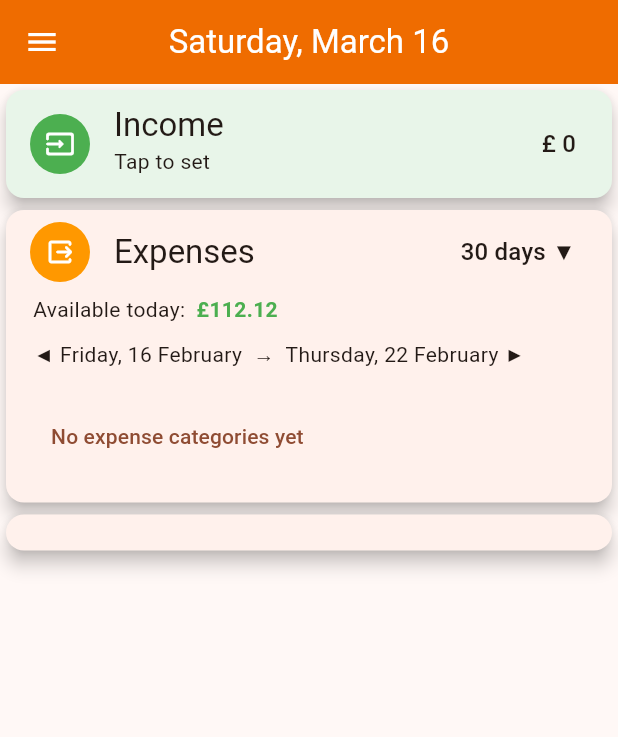
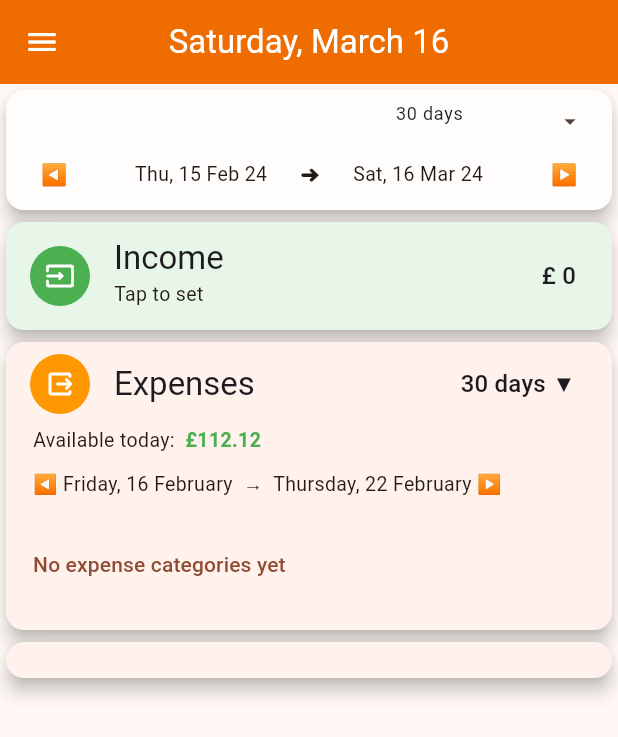
Before and after one commit to stivlo/budget, a Flutter app: the screen it shows after launch, after a tap on "USD", after a tap on the "arrow drop up" icon, after a tap on "Next >", on a phone screen of 412 x 824 dp. Shown: the top 737 px of the screen. Run offline on Flutter 3.47's test engine with Material 3 defaults, Android fonts, the phone set to English and light mode, and no system bars; our stand-ins replace shared_preferences; missing offline and left inert: workmanager.

Commit message:
added unit tests, date range class & provider, implemented date range widget

```diff
--- a/lib/helper/date_time_helper.dart
+++ b/lib/helper/date_time_helper.dart
@@ -1,7 +1,15 @@
 import 'package:intl/intl.dart';
 
 class DateTimeHelper {
-  static String formattedDate() => DateFormat.MMMMEEEEd().format(DateTime.now());
+  static String formattedLongDateNow() => DateFormat.MMMMEEEEd().format(DateTime.now());
+
+  static String formattedShortDate(DateTime date) {
+    final formatter = DateFormat('E, d MMM yy');
+    return formatter.format(date);
+  }
+
+  static String formattedIsoDate(DateTime date) =>
+      date.toIso8601String().substring(0, 10);
 
   static String formattedTime() => DateFormat.Hms().format(DateTime.now());
 }
--- a/lib/main.dart
+++ b/lib/main.dart
@@ -1,6 +1,7 @@
 import 'dart:convert';
 
 import 'package:budget/provider/currency_provider.dart';
+import 'package:budget/provider/date_range_provider.dart';
 import 'package:flutter/material.dart';
 import 'package:provider/provider.dart';
 import 'package:shared_preferences/shared_preferences.dart';
@@ -55,6 +56,7 @@ class MyApp extends StatelessWidget {
   Widget build(BuildContext context) => MultiProvider(
         providers: [
           ChangeNotifierProvider(create: (ctx) => CurrencyProvider()),
+          ChangeNotifierProvider(create: (ctx) => DateRangeProvider()),
         ],
         child: Consumer<CurrencyProvider>(
           builder: (ctx, currencyProvider, _) => MaterialApp(
@@ -95,9 +97,20 @@ class MyApp extends StatelessWidget {
         colorScheme: ColorScheme.fromSeed(seedColor: Colors.orange.shade900),
         useMaterial3: true,
         elevatedButtonTheme: elevatedButtonThemeData(context),
+        textButtonTheme: textButtonThemeData(context),
+        textTheme: ThemeData.light().textTheme.copyWith(
+              bodyMedium: const TextStyle(fontSize: 13),
+            ),
         appBarTheme: AppBarTheme(
           backgroundColor: Colors.orange.shade800,
           titleTextStyle: const TextStyle(fontSize: 22),
+        ),
+      );
+
+  TextButtonThemeData textButtonThemeData(BuildContext context) =>
+      const TextButtonThemeData(
+        style: ButtonStyle(
+          padding: MaterialStatePropertyAll(EdgeInsets.zero),
         ),
       );
 
--- /dev/null
+++ b/lib/model/date_range.dart
@@ -0,0 +1,39 @@
+import 'package:flutter/material.dart';
+
+class DateRange {
+  DateRange({this.durationDays = 30, DateTime? endDate})
+      : endDate = endDate ?? DateUtils.dateOnly(DateTime.now());
+
+  int durationDays;
+  DateTime endDate;
+
+  DateTime get beginDate => endDate.subtract(Duration(days: durationDays));
+
+  DateRange get withPreviousRange => DateRange(
+      durationDays: durationDays,
+      endDate: endDate.subtract(Duration(days: durationDays)));
+
+  DateRange get withNextRange => DateRange(
+      durationDays: durationDays, endDate: endDate.add(Duration(days: durationDays)));
+
+  DateRange withDurationDays(int durationDays) =>
+      DateRange(durationDays: durationDays, endDate: endDate);
+
+  @override
+  bool operator ==(Object other) {
+    if (identical(this, other)) {
+      return true;
+    }
+    if (other is DateRange) {
+      return durationDays == other.durationDays && endDate == other.endDate;
+    }
+    return false;
+  }
+
+  @override
+  int get hashCode => durationDays.hashCode ^ endDate.hashCode;
+
+  @override
+  String toString() =>
+      'DateRange{durationDays: $durationDays, beginDate: $beginDate, endDate: $endDate}';
+}
--- /dev/null
+++ b/lib/provider/date_range_provider.dart
@@ -0,0 +1,39 @@
+import 'package:flutter/material.dart';
+
+import '../model/date_range.dart';
+
+class DateRangeProvider with ChangeNotifier {
+  DateRangeProvider()
+      : dateRange = DateRange(
+          durationDays: 30,
+          endDate: DateTime.now(),
+        );
+
+  DateRange dateRange;
+
+  DateRange get range => dateRange;
+
+  DateTime get beginDate => dateRange.beginDate;
+
+  DateTime get endDate => dateRange.endDate;
+
+  int get durationDays => dateRange.durationDays;
+
+  DateRange get nextRange {
+    dateRange = dateRange.withNextRange;
+    notifyListeners();
+    return dateRange;
+  }
+
+  DateRange get previousRange {
+    dateRange = dateRange.withPreviousRange;
+    notifyListeners();
+    return dateRange;
+  }
+
+  DateRange withDurationDays(int durationDays) {
+    dateRange = dateRange.withDurationDays(durationDays);
+    notifyListeners();
+    return dateRange;
+  }
+}
--- a/lib/screen/home_screen.dart
+++ b/lib/screen/home_screen.dart
@@ -1,5 +1,6 @@
 import 'package:budget/helper/date_time_helper.dart';
 import 'package:budget/widget/cron_test.dart';
+import 'package:budget/widget/date_range_widget.dart';
 import 'package:budget/widget/expenses_home.dart';
 import 'package:budget/widget/income_home.dart';
 import 'package:flutter/material.dart';
@@ -19,12 +20,13 @@ class HomeScreen extends StatelessWidget {
     return Scaffold(
         appBar: AppBar(
           leading: const PopupMenu(),
-          title: Text(DateTimeHelper.formattedDate()),
+          title: Text(DateTimeHelper.formattedLongDateNow()),
           centerTitle: true,
         ),
         body: const SingleChildScrollView(
           child: Column(
             children: [
+              DateRangeWidget(),
               IncomeHome(),
               ExpensesHome(),
               CronTest(),
--- /dev/null
+++ b/lib/widget/date_range_widget.dart
@@ -0,0 +1,94 @@
+import 'package:budget/helper/date_time_helper.dart';
+import 'package:budget/provider/date_range_provider.dart';
+import 'package:flutter/material.dart';
+import 'package:provider/provider.dart';
+
+import '../model/date_range.dart';
+
+class DateRangeWidget extends StatefulWidget {
+  const DateRangeWidget({super.key});
+
+  @override
+  State<DateRangeWidget> createState() => _DateRangeWidgetState();
+}
+
+class _DateRangeWidgetState extends State<DateRangeWidget> {
+  DateRange dateRange = DateRange();
+
+  @override
+  Widget build(BuildContext context) {
+    return Card(
+        elevation: 5,
+        surfaceTintColor: const Color(0xFFFFE5E5),
+        color: Colors.white,
+        child: Consumer<DateRangeProvider>(
+            builder: (ctx, dateRangeProvider, _) => Column(
+                  crossAxisAlignment: CrossAxisAlignment.end,
+                  children: [
+                    buildDropdownMenu(dateRangeProvider),
+                    Row(
+                      mainAxisAlignment: MainAxisAlignment.spaceBetween,
+                      children: [
+                        TextButton(
+                            onPressed: () {
+                              setState(() {
+                                dateRange = dateRangeProvider.previousRange;
+                              });
+                            },
+                            child: const Text('◀')),
+                        Text(DateTimeHelper.formattedShortDate(dateRange.beginDate)),
+                        const Text('➜'),
+                        Text(DateTimeHelper.formattedShortDate(dateRange.endDate)),
+                        TextButton(
+                            onPressed: () {
+                              setState(() {
+                                dateRange = dateRangeProvider.nextRange;
+                              });
+                            },
+                            child: const Text('▶')),
+                      ],
+                    ),
+                  ],
+                )));
+  }
+
+  DropdownMenu<int> buildDropdownMenu(DateRangeProvider dateRangeProvider) {
+    return DropdownMenu<int>(
+      initialSelection: 30,
+      requestFocusOnTap: false,
+      enableSearch: false,
+      enableFilter: false,
+      textStyle: const TextStyle(fontSize: 12),
+      inputDecorationTheme: InputDecorationTheme(
+        isDense: true,
+        contentPadding: const EdgeInsets.symmetric(horizontal: 4),
+        constraints: BoxConstraints.tight(const Size.fromHeight(32)),
+        border: InputBorder.none,
+      ),
+      onSelected: (durationDays) {
+        if (durationDays != null) {
+          setState(() {
+            dateRange = dateRangeProvider.withDurationDays(durationDays);
+          });
+        }
+      },
+      menuStyle: MenuStyle(
+        surfaceTintColor: MaterialStateProperty.resolveWith((states) => Colors.white),
+      ),
+      dropdownMenuEntries: [7, 15, 30, 60, 90, 180, 365]
+          .map<DropdownMenuEntry<int>>(
+            (int days) => DropdownMenuEntry<int>(
+                value: days,
+                label: '$days days',
+                style: ButtonStyle(
+                  backgroundColor:
+                      MaterialStateColor.resolveWith((states) => Colors.white),
+                  textStyle: MaterialStateTextStyle.resolveWith(
+                    (states) => const TextStyle(fontSize: 12),
+                  ),
+                )),
+          )
+          .toList(),
+    );
+  }
+}
```
Also changed, not shown: pubspec.yaml (+6 -6 lines), pubspec.lock, 2 other files.
